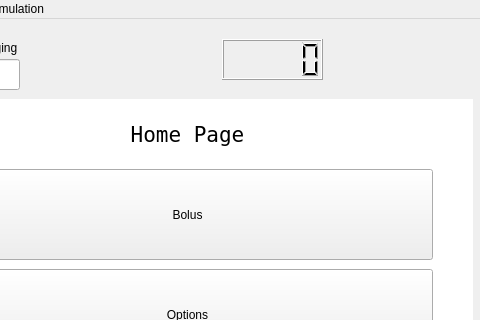
The window that Code/mainwindow.ui (llinhir/t-slim-Insulin-Pump-Simulation) describes before a commit, drawn with Qt 5; both pictures show x 128 to 608 and y 0 to 320 of the 800 by 600 pixel window.
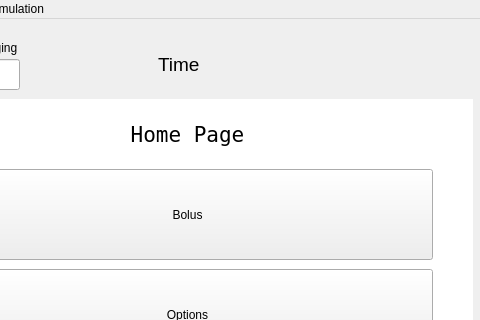
The same window after the commit. The open tabs and pages were chosen to show the change.

Commit message: Update time display format using label instead

Patch:
```diff
--- a/Code/mainwindow.ui
+++ b/Code/mainwindow.ui
@@ -940,15 +940,23 @@
        <string>Battery: Not Charging</string>
       </property>
      </widget>
-     <widget class="QLCDNumber" name="lcdTime">
+     <widget class="QLabel" name="timeLabel">
       <property name="geometry">
        <rect>
-        <x>350</x>
-        <y>20</y>
-        <width>101</width>
-        <height>41</height>
+        <x>286</x>
+        <y>30</y>
+        <width>121</width>
+        <height>31</height>
        </rect>
       </property>
+      <property name="font">
+       <font>
+        <pointsize>14</pointsize>
+       </font>
+      </property>
+      <property name="text">
+       <string>Time</string>
+      </property>
      </widget>
     </widget>
    </widget>
```
Left out of the diff: 2 changed lines with no effect on the pictures. The commit also changes 1 other file.
